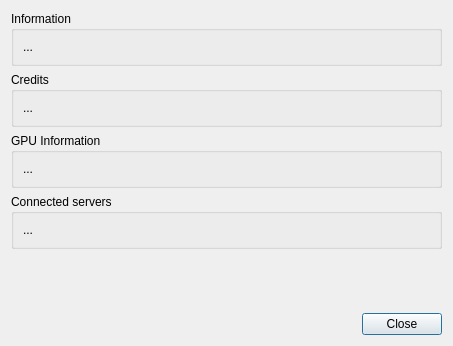
This is client/src/ui/dialogs/about_dialog.ui in networkoptix/nx_open as Qt 5 draws it before an edit. The edited form follows.
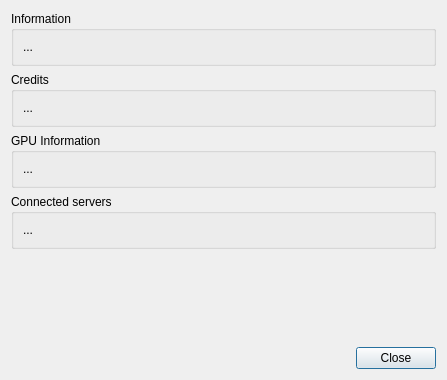
This is the edited form.

Commit message:
Showcase button added to "About" dialog
<==== Mercurial data ====>
Branch: master

```diff
--- a/client/src/ui/dialogs/about_dialog.ui
+++ b/client/src/ui/dialogs/about_dialog.ui
@@ -6,15 +6,13 @@
    <rect>
     <x>0</x>
     <y>0</y>
-    <width>453</width>
-    <height>346</height>
+    <width>447</width>
+    <height>380</height>
    </rect>
   </property>
   <property name="windowTitle">
    <string/>
   </property>
-  <layout class="QVBoxLayout" name="verticalLayout_6">
-   <item>
     <layout class="QVBoxLayout" name="verticalLayout">
      <item>
       <widget class="QGroupBox" name="informationGroupBox">
@@ -114,8 +112,6 @@
         <set>QDialogButtonBox::Close</set>
        </property>
       </widget>
-     </item>
-    </layout>
    </item>
   </layout>
  </widget>
```
Lines whose indentation alone changed are shown as unchanged. The commit also changes 2 other files.
